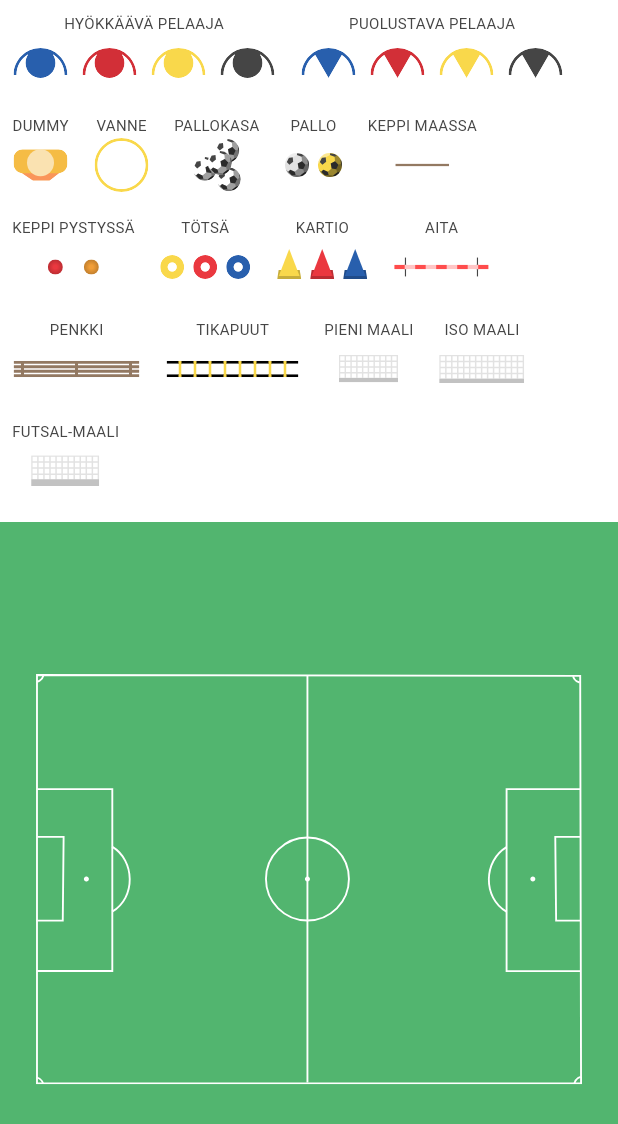
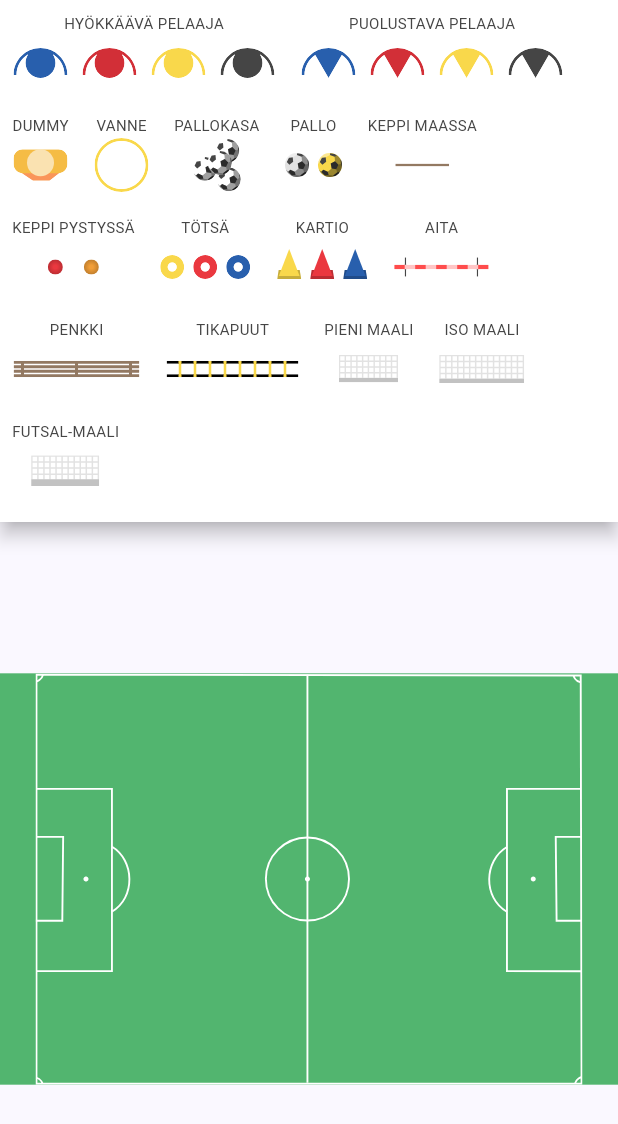
Before and after one commit to hleinone/futactix, a Flutter app: the screen it shows after launch, on a phone screen of 412 x 824 dp. Shown: the top 1124 px of the screen. Run offline on Flutter 3.47's test engine with Material 3 defaults, Android fonts, the phone set to English and light mode, and no system bars; our stand-ins replace flutter_svg; generated files the repository leaves out were written again.

Commit message:
Keep pitch aspect ratio & report size.

```diff
--- a/lib/src/layout/main_page.dart
+++ b/lib/src/layout/main_page.dart
@@ -101,17 +101,9 @@ class _MainPageState extends State<MainPage> {
                       });
                     },
                     builder: (context, candidateData, rejectedData) {
-                      return ColoredBox(
-                        color: pitch.color,
-                        child: Stack(
-                          children: [
-                            Padding(
-                              padding: const EdgeInsets.all(24),
-                              child: Icon(pitch.image),
-                            ),
-                            ...objects,
-                          ],
-                        ),
+                      return PitchView(
+                        pitch: pitch,
+                        objects: objects,
                       );
                     },
                   ),
@@ -171,13 +163,52 @@ class MainPageData extends InheritedWidget {
 }
 
 enum Pitch {
-  football11(axis: Axis.vertical, color: Colors.green, image: Icons.football11),
-  football11vs11(axis: Axis.horizontal, color: Colors.green, image: Icons.football11vs11),
-  futsal5vs5(axis: Axis.horizontal, color: Colors.parquet, image: Icons.futsal5vs5);
+  football11._(axis: Axis.vertical, color: Colors.green, image: Icons.football11, size: Size(875, 658)),
+  football11vs11._(axis: Axis.horizontal, color: Colors.green, image: Icons.football11vs11, size: Size(658, 438)),
+  futsal5vs5._(axis: Axis.horizontal, color: Colors.parquet, image: Icons.futsal5vs5, size: Size(610, 299));
 
   final Axis axis;
   final Color color;
   final IconData image;
+  final Size size;
 
-  const Pitch({required this.axis, required this.color, required this.image});
+  const Pitch._({required this.axis, required this.color, required this.image, required this.size});
 }
+
+class PitchView extends StatelessWidget {
+  final Pitch pitch;
+  final List<Widget> objects;
+
+  const PitchView({
+    super.key,
+    required this.pitch,
+    required this.objects,
+  });
+
+  @override
+  Widget build(BuildContext context) {
+    return ConstrainedBox(
+      constraints: BoxConstraints(
+        maxWidth: pitch.size.width,
+        maxHeight: pitch.size.height,
+      ),
+      child: AspectRatio(
+        aspectRatio: pitch.size.aspectRatio,
+        child: LayoutBuilder(builder: (context, constraints) {
+          final scale = constraints.biggest.longestSide / pitch.size.longestSide;
+          return ColoredBox(
+            color: pitch.color,
+            child: Stack(
+              children: [
+                Icon(pitch.image),
+                ...objects,
+              ],
+            ),
+          );
+        }),
+      ),
+    );
+  }
+}
+
+}
```
